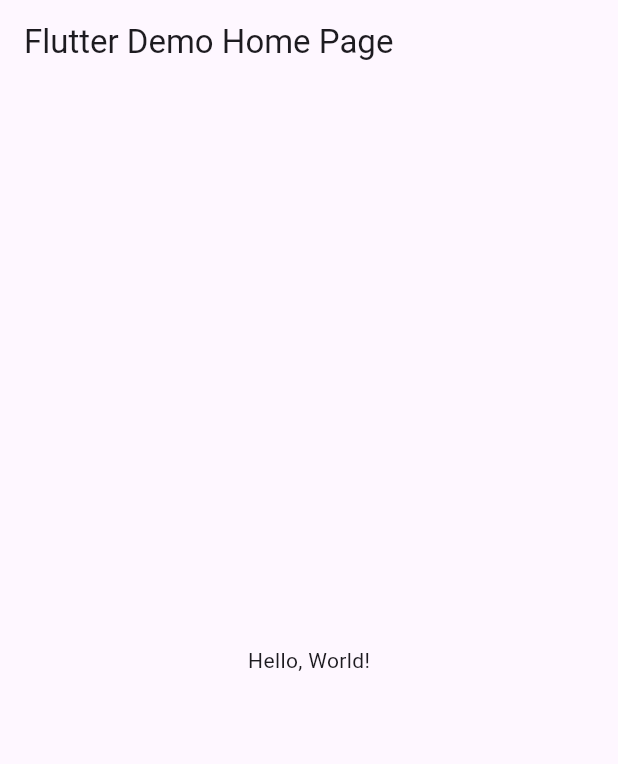
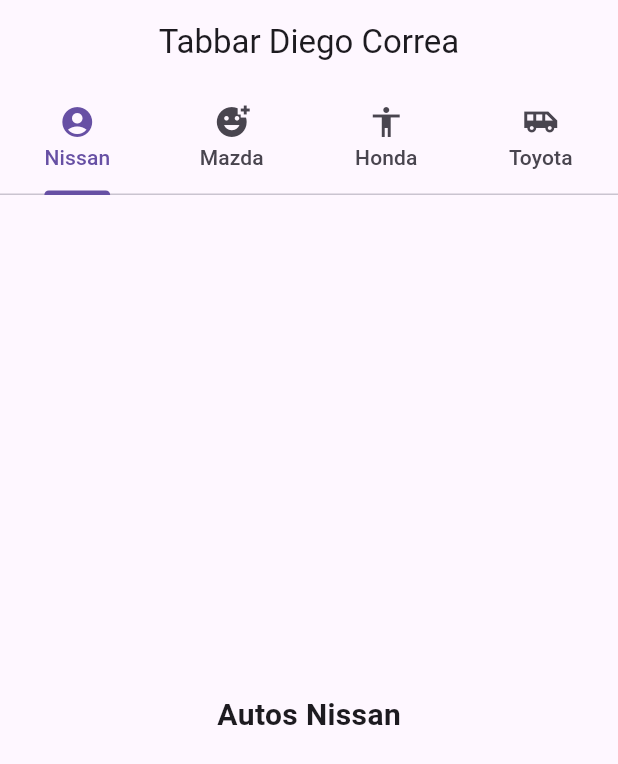
Before and after one commit to CorreaMontesDiego/p11-tabbar-6I, a Flutter app: the screen it shows after launch, on a phone screen of 412 x 824 dp. Shown: the top 764 px of the screen. Run offline on Flutter 3.47's test engine with Material 3 defaults, Android fonts, the phone set to English and light mode, and no system bars.

```diff
--- a/lib/main.dart
+++ b/lib/main.dart
@@ -1,43 +1,87 @@
 import 'package:flutter/material.dart';
 
-void main() => runApp(MyApp());
+void main() => runApp(AppMiTabBar());
 
-class MyApp extends StatelessWidget {
-  const MyApp({super.key});
-  // This widget is the root of your application.
+class AppMiTabBar extends StatelessWidget {
+  const AppMiTabBar({Key? key}) : super(key: key);
+
   @override
   Widget build(BuildContext context) {
     return MaterialApp(
-      // Application name
-      title: 'Flutter Hello World',
-      // Application theme data, you can set the colors for the application as
-      // you want
+      debugShowCheckedModeBanner: false,
+      title: "Ejemplo Tabbar Diego Correa",
       theme: ThemeData(
-        // useMaterial3: true,
-        primarySwatch: Colors.blue,
+        primarySwatch: Colors.blueGrey,
       ),
-      // A widget which will be started on application startup
-      home: MyHomePage(title: 'Flutter Demo Home Page'),
+      home: MiPaginaInicial(),
     );
   }
-}
+} //fin AppMiTabBar
 
-class MyHomePage extends StatelessWidget {
-  final String title;
-  const MyHomePage({super.key, required this.title});
+//stateful
+class MiPaginaInicial extends StatefulWidget {
+  const MiPaginaInicial({Key? key}) : super(key: key);
 
   @override
+  State<MiPaginaInicial> createState() => _MiPaginaInicialState();
+} //MiPaginaInicial
+
+class _MiPaginaInicialState extends State<MiPaginaInicial> {
+  @override
   Widget build(BuildContext context) {
-    return Scaffold(
-      appBar: AppBar(
-        // The title text which will be shown on the action bar
-        title: Text(title),
-      ),
-      body: Center(
-        child: Text(
-          'Hello, World!',
-        ),
-      ),
-    );
-  }
-}
+    return DefaultTabController(
+        length: 4,
+        child: Scaffold(
+          appBar: AppBar(
+            title: Text("Tabbar Diego Correa"),
+            centerTitle: true,
+            bottom: TabBar(tabs: [
+              Tab(
+                text: "Nissan",
+                icon: Icon(Icons.account_circle),
+              ),
+              Tab(
+                text: "Mazda",
+                icon: Icon(Icons.add_reaction),
+              ),
+              Tab(
+                text: "Honda",
+                icon: Icon(Icons.accessibility_outlined),
+              ),
+              Tab(
+                text: "Toyota",
+                icon: Icon(Icons.airport_shuttle_sharp),
+              ),
+            ]), // fin bottom tabbar
+          ),
+          body: TabBarView(children: const <Widget>[
+            Center(
+              child: Text(
+                "Autos Nissan",
+                style: TextStyle(fontWeight: FontWeight.bold, fontSize: 20),
+              ),
+            ),
+            Center(
+              child: Text(
+                "Autos Mazda",
+                style: TextStyle(fontWeight: FontWeight.bold, fontSize: 20),
+              ),
+            ),
+            Center(
+              child: Text(
+                "Autos Honda",
+                style: TextStyle(fontWeight: FontWeight.bold, fontSize: 20),
+              ),
+            ),
+            Center(
+              child: Text(
+                "Autos Toyota",
+                style: TextStyle(fontWeight: FontWeight.bold, fontSize: 20),
+              ),
+            ),
+          ] //jardin de niños
+              ), // fin de tabbarview
+        ) //fin de scaffold
+        ); //DefaultTabController
+  } // fin widget
+} //_MiPaginaInicialState
```
